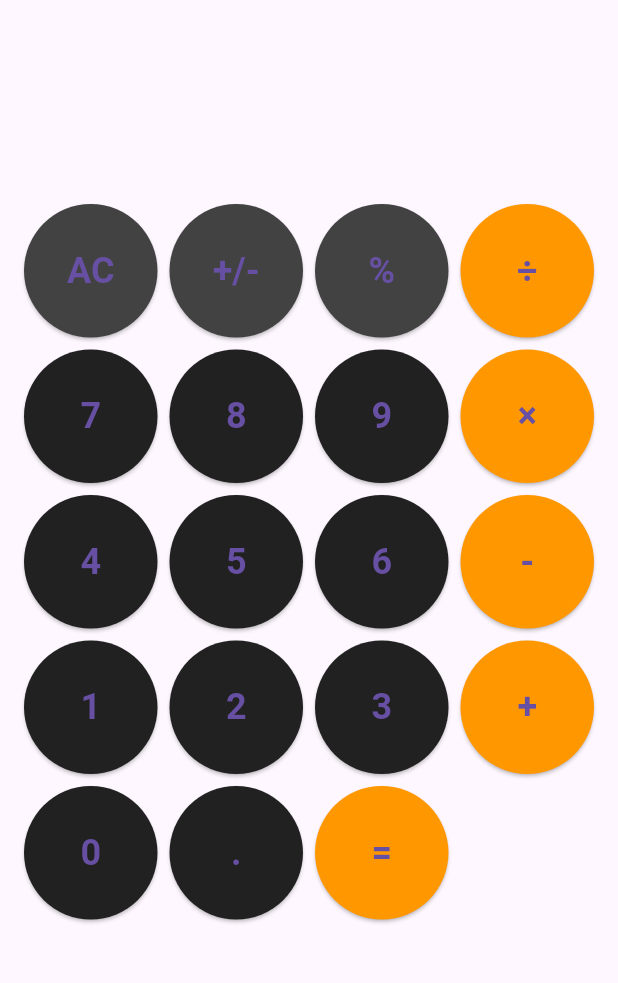
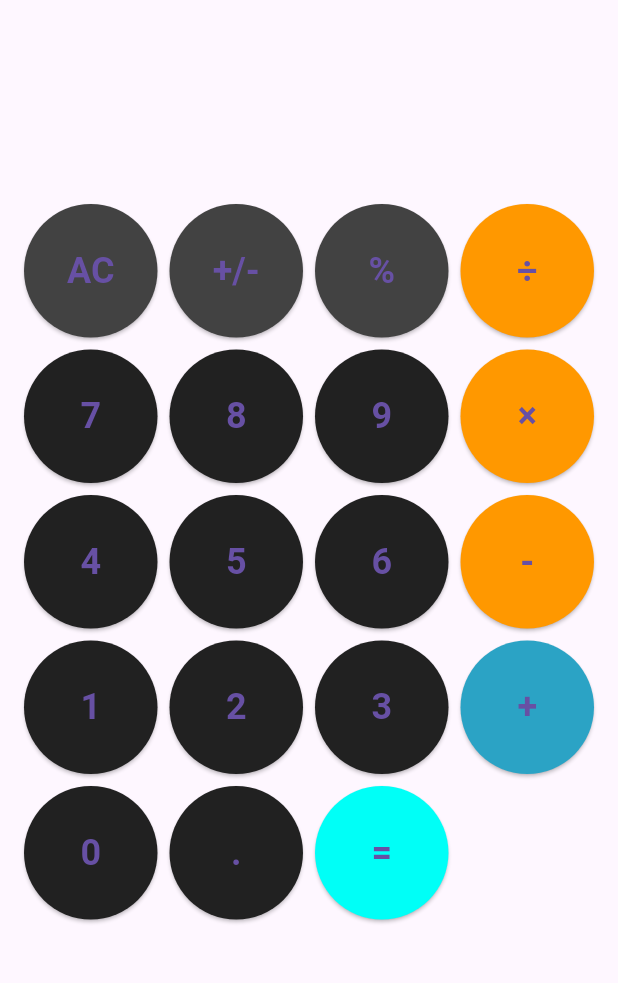
Before and after one commit to aline-uwineza/calculator, a Flutter app: the screen it shows after launch, on a phone screen of 412 x 824 dp, the part 63-1046 px from its top. Run offline on Flutter 3.47's test engine with Material 3 defaults, Android fonts, the phone set to English and light mode, and no system bars.

```diff
--- a/lib/main.dart
+++ b/lib/main.dart
@@ -8,7 +8,7 @@ class MyApp extends StatelessWidget {
   @override
   Widget build(BuildContext context) {
     return MaterialApp(
-      title: 'Calculator',
+      title: 'Calculators',
       theme: ThemeData(
         primarySwatch: Colors.blue,
       ),
@@ -155,7 +155,7 @@ class _CalculatorScreenState extends State<CalculatorScreen> {
                   CalculatorButton(
                     '+',
                     onPressed: () => _onButtonPressed('+'),
-                    color: Colors.orange,
+                    color: Color.fromRGBO(43, 163, 197, 1)
                   ),
                   CalculatorButton(
                     '0',
@@ -170,7 +170,7 @@ class _CalculatorScreenState extends State<CalculatorScreen> {
                   CalculatorButton(
                     '=',
                     onPressed: () => _onButtonPressed('='),
-                    color: Colors.orange,
+                    color: const Color.fromARGB(255, 0, 255, 247),
                   ),
                 ],
               ),
```
